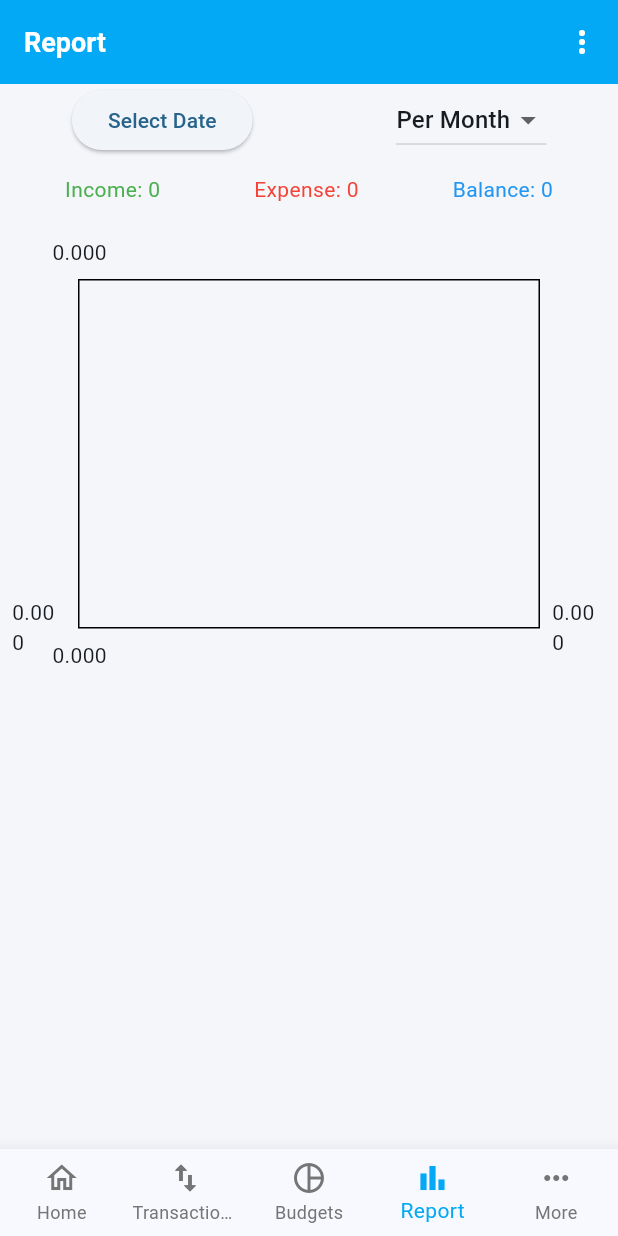
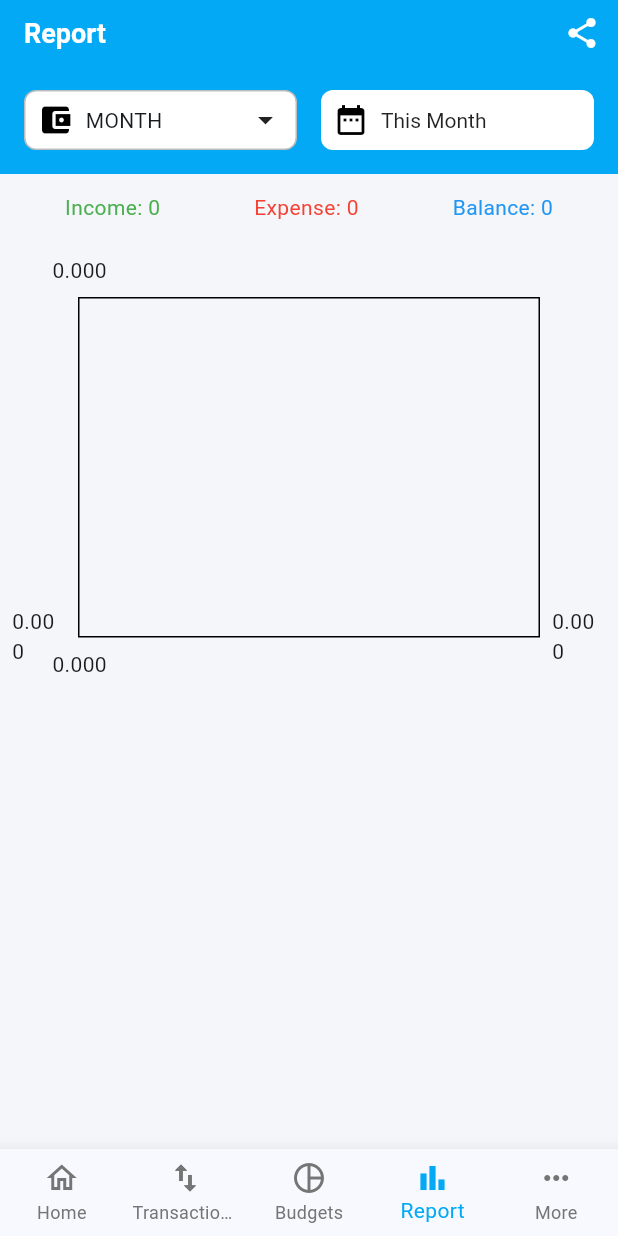
Before and after one commit to ciptosetiono/catatan-keuangan-mobile, a Flutter app: the screen it shows once a user with an empty profile is signed in, item 4 of the bottom bar chosen, on a phone screen of 412 x 824 dp. Run offline on Flutter 3.47's test engine with Material 3 defaults, Android fonts, the phone set to English and light mode, and no system bars; drawn by our look-alikes of fl_chart; our stand-ins replace cloud_firestore, csv, firebase_auth, firebase_core, google_sign_in, printing and 2 more; missing offline and left inert: month_year_picker; accounts and stored records are empty.

Commit message:
display option widet on report screen

```diff
--- a/lib/components/forms/date_filter_dropdown.dart
+++ b/lib/components/forms/date_filter_dropdown.dart
@@ -4,6 +4,7 @@ import 'package:money_note/constants/date_filter_option.dart';
 
 class DateFilterDropdown extends StatelessWidget {
   final DateFilterOption selected;
+  final String? label; // <-- NEW: show custom or predefined label
   final void Function(
     DateFilterOption option, {
     DateTime? from,
@@ -16,6 +17,7 @@ class DateFilterDropdown extends StatelessWidget {
     super.key,
     required this.selected,
     required this.onFilterApplied,
+    this.label,
   });
 
   Future<void> _handleChange(
@@ -67,48 +69,6 @@ class DateFilterDropdown extends StatelessWidget {
           helpText: 'Select Date Range',
           cancelText: 'Cancel',
           confirmText: 'Apply',
-          builder: (context, child) {
-            return Theme(
-              data: Theme.of(context).copyWith(
-                colorScheme: const ColorScheme.light(
-                  primary: Colors.blueAccent,
-                  onPrimary: Colors.white,
-                  surface: Colors.white,
-                  onSurface: Colors.black87,
-                ),
-                dialogTheme: DialogThemeData(
-                  shape: RoundedRectangleBorder(
-                    borderRadius: BorderRadius.circular(6),
-                  ),
-                ),
-                textButtonTheme: TextButtonThemeData(
-                  style: TextButton.styleFrom(
-                    foregroundColor: Colors.blueAccent,
-                    textStyle: const TextStyle(fontWeight: FontWeight.bold),
-                  ),
-                ),
-                inputDecorationTheme: InputDecorationTheme(
-                  filled: true,
-                  fillColor: Colors.grey[100],
-                  border: OutlineInputBorder(
-                    borderRadius: BorderRadius.circular(12),
-                  ),
-                ),
-                textTheme: Theme.of(context).textTheme.copyWith(
-                  titleLarge: const TextStyle(
-                    fontSize: 18,
-                    fontWeight: FontWeight.bold,
-                    color: Colors.black87,
-                  ),
-                  bodyMedium: const TextStyle(
-                    fontSize: 14,
-                    color: Colors.black87,
-                  ),
-                ),
-              ),
-              child: child!,
-            );
-          },
         );
 
         if (picked != null) {
@@ -127,6 +87,29 @@ class DateFilterDropdown extends StatelessWidget {
 
   @override
   Widget build(BuildContext context) {
+    // Map enum to display text, but allow custom label override
+    String getLabel(DateFilterOption option) {
+      if (option == DateFilterOption.custom && label != null) {
+        return label!; // show picked custom range
+      }
+      switch (option) {
+        case DateFilterOption.today:
+          return 'Today';
+        case DateFilterOption.thisMonth:
+          return 'This Month';
+        case DateFilterOption.lastMonth:
+          return 'Last Month';
+        case DateFilterOption.last30Days:
+          return 'Last 30 Days';
+        case DateFilterOption.thisYear:
+          return 'This Year';
+        case DateFilterOption.all:
+          return 'All Time';
+        case DateFilterOption.custom:
+          return 'Custom...';
+      }
+    }
+
     return Container(
       height: 40,
       margin: const EdgeInsets.symmetric(horizontal: 4, vertical: 8),
@@ -138,50 +121,31 @@ class DateFilterDropdown extends StatelessWidget {
       alignment: Alignment.centerLeft,
       child: Row(
         children: [
+          const Icon(Icons.date_range, color: Colors.black),
+          const SizedBox(width: 8),
           Expanded(
             child: DropdownButtonHideUnderline(
               child: DropdownButton<DateFilterOption>(
                 value: selected,
                 isExpanded: true,
                 dropdownColor: Colors.white,
-                style: const TextStyle(color: Color.fromARGB(255, 15, 15, 15)),
+                style: const TextStyle(color: Colors.black87),
                 icon: const SizedBox.shrink(),
                 items:
-                    DateFilterOption.values.map((e) {
-                      String text;
-                      switch (e) {
-                        case DateFilterOption.today:
-                          text = 'Today';
-                          break;
-                        case DateFilterOption.thisMonth:
-                          text = 'This Month';
-                          break;
-                        case DateFilterOption.lastMonth:
-                          text = 'Last Month';
-                          break;
-                        case DateFilterOption.last30Days:
-                          text = 'Last 30 Days';
-                          break;
-                        case DateFilterOption.thisYear:
-                          text = 'This Year';
-                          break;
-                        case DateFilterOption.all:
-                          text = 'All Time';
-                          break;
-                        case DateFilterOption.custom:
-                          text = 'Custom...';
-                          break;
-                      }
-                      return DropdownMenuItem(value: e, child: Text(text));
-                    }).toList(),
+                    DateFilterOption.values
+                        .map(
+                          (e) => DropdownMenuItem(
+                            value: e,
+                            child: Text(getLabel(e)),
+                          ),
+                        )
+                        .toList(),
                 onChanged: (option) {
                   if (option != null) _handleChange(context, option);
                 },
               ),
             ),
           ),
-          const SizedBox(width: 8),
-          const Icon(Icons.date_range, color: Colors.black),
         ],
       ),
     );
--- a/lib/components/reports/report_filter.dart
+++ b/lib/components/reports/report_filter.dart
@@ -1,64 +1,99 @@
 import 'package:flutter/material.dart';
-import 'package:intl/intl.dart';
+import 'package:money_note/components/forms/date_filter_dropdown.dart';
+import 'package:money_note/constants/date_filter_option.dart';
+import 'package:money_note/screens/reports/display_option_selector.dart';
 
-class ReportFilter extends StatelessWidget {
-  final DateTimeRange? selectedRange;
+class ReportFilter extends StatefulWidget implements PreferredSizeWidget {
+  final DateFilterOption? selectedRange;
   final String groupBy;
-  final Function(DateTimeRange) onDateRangePicked;
+  final void Function(
+    DateFilterOption option, {
+    DateTime? from,
+    DateTime? to,
+    String? label,
+  })
+  onDateRangePicked;
   final Function(String) onGroupChanged;
 
   const ReportFilter({
     super.key,
-    required this.selectedRange,
+    this.selectedRange,
     required this.groupBy,
     required this.onDateRangePicked,
     required this.onGroupChanged,
   });
 
-  Future<void> _pickDateRange(BuildContext context) async {
-    final now = DateTime.now();
-    final picked = await showDateRangePicker(
-      context: context,
-      firstDate: DateTime(now.year - 2),
-      lastDate: DateTime(now.year + 1),
-      initialDateRange:
-          selectedRange ??
-          DateTimeRange(
-            start: now.subtract(const Duration(days: 30)),
-            end: now,
-          ),
-    );
-    if (picked != null) {
-      onDateRangePicked(picked);
-    }
+  @override
+  State<ReportFilter> createState() => _ReportFilterState();
+
+  @override
+  Size get preferredSize => const Size.fromHeight(60);
+}
+
+class _ReportFilterState extends State<ReportFilter> {
+  DateFilterOption _selectedDateFilter = DateFilterOption.thisMonth;
+  String? _selectedLabel;
+  late String _selectedGroupBy;
+
+  void _applyDateFilter(
+    DateFilterOption option, {
+    DateTime? from,
+    DateTime? to,
+    String? label,
+  }) {
+    setState(() {
+      _selectedDateFilter = option;
+      _selectedLabel = label;
+    });
+    widget.onDateRangePicked(option, from: from, to: to, label: label);
+  }
+
+  void _applyGroupBy(String group) {
+    setState(() {
+      _selectedGroupBy = group;
+    });
+    widget.onGroupChanged(group);
+  }
+
+  @override
+  void initState() {
+    super.initState();
+    _selectedGroupBy = widget.groupBy;
   }
 
   @override
   Widget build(BuildContext context) {
-    return Row(
-      mainAxisAlignment: MainAxisAlignment.spaceAround,
-      children: [
-        ElevatedButton(
-          onPressed: () => _pickDateRange(context),
-          child: Text(
-            selectedRange != null
-                ? "${DateFormat("MM/dd").format(selectedRange!.start)} - ${DateFormat("MM/dd").format(selectedRange!.end)}"
-                : "Select Date",
-          ),
+    return PreferredSize(
+      preferredSize: const Size.fromHeight(60),
+      child: Padding(
+        padding: const EdgeInsets.symmetric(horizontal: 12, vertical: 8),
+        child: Row(
+          mainAxisAlignment: MainAxisAlignment.spaceBetween,
+          children: [
+            Expanded(
+              child: Align(
+                alignment: Alignment.centerRight,
+                child: DisplayOptionSelector(
+                  groupBy: _selectedGroupBy,
+                  onSelected: _applyGroupBy,
+                ),
+              ),
+            ),
+            const SizedBox(width: 8),
+            // Date Filter
+            Expanded(
+              child: Align(
+                alignment: Alignment.centerRight,
+                child: DateFilterDropdown(
+                  selected: widget.selectedRange ?? _selectedDateFilter,
+                  label: _selectedLabel,
+                  onFilterApplied: _applyDateFilter,
+                ),
+              ),
+            ),
+          ],
         ),
-        DropdownButton<String>(
-          value: groupBy,
-          items: const [
-            DropdownMenuItem(value: "day", child: Text("Per Day")),
-            DropdownMenuItem(value: "week", child: Text("Per Week")),
-            DropdownMenuItem(value: "month", child: Text("Per Month")),
-            DropdownMenuItem(value: "year", child: Text("Per Year")),
-          ],
-          onChanged: (v) {
-            if (v != null) onGroupChanged(v);
-          },
-        ),
-      ],
+      ),
     );
   }
 }
--- a/lib/components/transactions/wallet_filter_dropdown.dart
+++ b/lib/components/transactions/wallet_filter_dropdown.dart
@@ -29,6 +29,8 @@ class WalletFilterDropdown extends StatelessWidget {
       alignment: Alignment.centerLeft,
       child: Row(
         children: [
+          const Icon(Icons.account_balance_wallet, color: Colors.black),
+          const SizedBox(width: 8),
           Expanded(
             child: StreamBuilder<List<Wallet>>(
               stream: WalletService().getWalletStream(),
@@ -63,8 +65,6 @@ class WalletFilterDropdown extends StatelessWidget {
               },
             ),
           ),
-          const SizedBox(width: 8),
-          const Icon(Icons.account_balance_wallet, color: Colors.black),
         ],
       ),
     );
--- a/lib/screens/categories/category_detail_screen.dart
+++ b/lib/screens/categories/category_detail_screen.dart
@@ -27,7 +27,7 @@ class _CategoryDetailScreenState extends State<CategoryDetailScreen> {
   DateTime? _from;
   DateTime? _to;
   DateFilterOption _selectedDateFilter = DateFilterOption.thisMonth;
-
+  String? _selectedDateLabel;
   void _applyDateFilter(
     DateFilterOption option, {
     DateTime? from,
@@ -38,6 +38,7 @@ class _CategoryDetailScreenState extends State<CategoryDetailScreen> {
       _selectedDateFilter = option;
       _from = from;
       _to = to;
+      _selectedDateLabel = label;
     });
   }
 
@@ -63,6 +64,7 @@ class _CategoryDetailScreenState extends State<CategoryDetailScreen> {
         }
 
         final transactions = snapshot.data ?? [];
+
         final totalAmount = transactions.fold<double>(
           0,
           (sum, tx) => sum + tx.amount,
@@ -231,6 +233,7 @@ class _CategoryDetailScreenState extends State<CategoryDetailScreen> {
                     ),
                     child: DateFilterDropdown(
                       selected: _selectedDateFilter,
+                      label: _selectedDateLabel,
                       onFilterApplied: _applyDateFilter,
                     ),
                   ),
--- /dev/null
+++ b/lib/screens/reports/display_option_selector.dart
@@ -0,0 +1,58 @@
+import 'package:flutter/material.dart';
+
+class DisplayOptionSelector extends StatelessWidget {
+  final String groupBy;
+  final void Function(String)? onSelected;
+
+  const DisplayOptionSelector({
+    super.key,
+    this.groupBy = "month",
+    this.onSelected,
+  });
+
+  @override
+  Widget build(BuildContext context) {
+    return Container(
+      height: 40,
+      margin: const EdgeInsets.symmetric(horizontal: 4, vertical: 8),
+      padding: const EdgeInsets.symmetric(horizontal: 8),
+      decoration: BoxDecoration(
+        color: Colors.white,
+        borderRadius: BorderRadius.circular(8),
+        border: Border.all(color: Colors.grey.shade400), // optional border
+      ),
+      child: Row(
+        children: [
+          const Icon(Icons.account_balance_wallet, color: Colors.black),
+          const SizedBox(width: 8),
+
+          // Group By Filter (expand like a dropdown)
+          Expanded(
+            child: PopupMenuButton<String>(
+              initialValue: groupBy,
+              onSelected: onSelected,
+              constraints: const BoxConstraints(
+                minWidth:
+                    double.infinity, // force dropdown to match parent width
+              ),
+              itemBuilder:
+                  (context) => const [
+                    PopupMenuItem(value: "day", child: Text("By Day")),
+                    PopupMenuItem(value: "week", child: Text("By Week")),
+                    PopupMenuItem(value: "month", child: Text("By Month")),
+                    PopupMenuItem(value: "year", child: Text("By Year")),
+                  ],
+              child: Row(
+                mainAxisAlignment: MainAxisAlignment.spaceBetween,
+                children: [
+                  Text(groupBy.toUpperCase()),
+                  const Icon(Icons.arrow_drop_down),
+                ],
+              ),
+            ),
+          ),
+        ],
+      ),
+    );
+  }
+}
--- a/lib/screens/reports/report_screen.dart
+++ b/lib/screens/reports/report_screen.dart
@@ -1,10 +1,10 @@
-import 'package:cloud_firestore/cloud_firestore.dart';
 import 'package:flutter/material.dart';
-
+import 'package:money_note/constants/date_filter_option.dart';
 import 'package:money_note/components/reports/report_chart.dart';
 import 'package:money_note/components/reports/report_filter.dart';
 import 'package:money_note/components/reports/report_list.dart';
 import 'package:money_note/components/reports/report_summary.dart';
+import 'package:money_note/services/transaction_service.dart';
 
 class ReportScreen extends StatefulWidget {
   const ReportScreen({super.key});
@@ -14,7 +14,11 @@ class ReportScreen extends StatefulWidget {
 }
 
 class _ReportScreenState extends State<ReportScreen> {
-  DateTimeRange? selectedRange;
+  DateFilterOption? selectedRange;
+  DateTime? fromDate;
+  DateTime? toDate;
+  String? selectedLabel;
+
   String groupBy = "month";
   List<Map<String, dynamic>> transactions = [];
 
@@ -29,27 +33,12 @@ class _ReportScreenState extends State<ReportScreen> {
   }
 
   Future<void> _loadTransactions() async {
-    final userId =
-        "dummyUser"; // ganti dengan FirebaseAuth.instance.currentUser!.uid
-
-    Query query = FirebaseFirestore.instance
-        .collection("transactions")
-        .where("userId", isEqualTo: userId);
-
-    if (selectedRange != null) {
-      query = query
-          .where("date", isGreaterThanOrEqualTo: selectedRange!.start)
-          .where("date", isLessThanOrEqualTo: selectedRange!.end);
-    }
-
-    final snapshot = await query.get();
-    transactions =
-        snapshot.docs.map((doc) {
-          return {"id": doc.id, ...doc.data() as Map<String, dynamic>};
-        }).toList();
-
-    _calculateSummary();
-    setState(() {});
+    TransactionService()
+        .getTransactionsStream(fromDate: fromDate, toDate: toDate)
+        .listen((txList) {
+          transactions = txList.map((tx) => tx.toMap()).toList();
+          _calculateSummary();
+        });
   }
 
   void _calculateSummary() {
@@ -63,6 +52,21 @@ class _ReportScreenState extends State<ReportScreen> {
       }
     }
     balance = income - expense;
+  }
+
+  void _applyDateFilter(
+    DateFilterOption option, {
+    DateTime? from,
+    DateTime? to,
+    String? label,
+  }) {
+    setState(() {
+      selectedRange = option;
+      selectedLabel = label;
+      from = from;
+      to = to;
+    });
+    _loadTransactions();
   }
 
   void _export(String type) {
@@ -85,36 +89,39 @@ class _ReportScreenState extends State<ReportScreen> {
   Widget build(BuildContext context) {
     return Scaffold(
       appBar: AppBar(
-        title: const Text("Report"),
+        title: const Text("Report"), // kosong atau back button
         actions: [
           PopupMenuButton<String>(
             onSelected: _export,
             itemBuilder:
-                (context) => const [
-                  PopupMenuItem(value: "csv", child: Text("Export CSV")),
-                  PopupMenuItem(value: "pdf", child: Text("Export PDF")),
-                  PopupMenuItem(
+                (context) => [
+                  const PopupMenuItem(
+                    value: "csv",
+                    child: Text("Export as CSV"),
+                  ),
+                  const PopupMenuItem(
+                    value: "pdf",
+                    child: Text("Export as PDF"),
+                  ),
+                  const PopupMenuItem(
                     value: "pdf_preview",
                     child: Text("Preview PDF"),
                   ),
                 ],
+            icon: const Icon(Icons.share),
           ),
         ],
+        bottom: ReportFilter(
+          groupBy: "month",
+          selectedRange: DateFilterOption.thisMonth,
+          onDateRangePicked: _applyDateFilter,
+          onGroupChanged: (group) {
+            // update data laporan sesuai groupBy
+          },
+        ),
       ),
       body: Column(
         children: [
-          ReportFilter(
-            selectedRange: selectedRange,
-            groupBy: groupBy,
-            onDateRangePicked: (range) {
-              setState(() => selectedRange = range);
-              _loadTransactions();
-            },
-            onGroupChanged: (v) {
-              setState(() => groupBy = v);
-              _loadTransactions();
-            },
-          ),
           ReportSummary(income: income, expense: expense, balance: balance),
           Expanded(
             flex: 1,
--- a/lib/screens/transactions/transaction_screen.dart
+++ b/lib/screens/transactions/transaction_screen.dart
@@ -28,6 +28,7 @@ class _TransactionScreenState extends State<TransactionScreen> {
   DateTime? _from;
   DateTime? _to;
   DateFilterOption _selectedDateFilter = DateFilterOption.thisMonth;
+  String? _selectedDateLabel;
   final ScrollController _scrollController = ScrollController();
 
   String? _walletFilter;
@@ -141,6 +142,7 @@ class _TransactionScreenState extends State<TransactionScreen> {
   }) {
     setState(() {
       _selectedDateFilter = option;
+      _selectedDateLabel = label;
       _from = from;
       _to = to;
     });
@@ -194,6 +196,7 @@ class _TransactionScreenState extends State<TransactionScreen> {
                   child: DateFilterDropdown(
                     selected: _selectedDateFilter,
                     onFilterApplied: _applyDateFilter,
+                    label: _selectedDateLabel,
                   ),
                 ),
 
--- a/lib/screens/wallets/wallet_detail_screen.dart
+++ b/lib/screens/wallets/wallet_detail_screen.dart
@@ -47,7 +47,7 @@ class _WalletDetailScreenState extends State<WalletDetailScreen>
   DateTime? _from;
   DateTime? _to;
   DateFilterOption _selectedDateFilter = DateFilterOption.all;
-
+  String? _selectedDateLabel;
   @override
   void initState() {
     super.initState();
@@ -117,6 +117,7 @@ class _WalletDetailScreenState extends State<WalletDetailScreen>
       _selectedDateFilter = option;
       _from = from;
       _to = to;
+      _selectedDateLabel = label;
     });
   }
 
@@ -210,7 +211,7 @@ class _WalletDetailScreenState extends State<WalletDetailScreen>
             const Text("Filter: "),
             const SizedBox(width: 8),
             ConstrainedBox(
-              constraints: const BoxConstraints(maxWidth: 200),
+              constraints: const BoxConstraints(maxWidth: 300),
               child: Container(
                 decoration: BoxDecoration(
                   border: Border.all(
@@ -223,6 +224,7 @@ class _WalletDetailScreenState extends State<WalletDetailScreen>
                 ), // padding dalam
                 child: DateFilterDropdown(
                   selected: _selectedDateFilter,
+                  label: _selectedDateLabel,
                   onFilterApplied: _applyDateFilter,
                 ),
               ),
```
